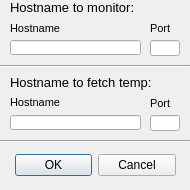
This is hostdialog.ui in friggob/qtTemp as Qt 5 draws it before an edit. The edited form follows.
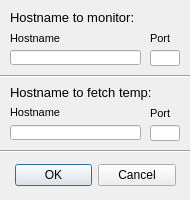
This is the edited form.

```diff
--- a/hostdialog.ui
+++ b/hostdialog.ui
@@ -7,7 +7,7 @@
     <x>0</x>
     <y>0</y>
     <width>190</width>
-    <height>190</height>
+    <height>200</height>
    </rect>
   </property>
   <property name="windowTitle">
@@ -20,7 +20,7 @@
    <property name="geometry">
     <rect>
      <x>15</x>
-     <y>150</y>
+     <y>160</y>
      <width>161</width>
      <height>31</height>
     </rect>
@@ -36,7 +36,7 @@
    <property name="geometry">
     <rect>
      <x>10</x>
-     <y>0</y>
+     <y>10</y>
      <width>171</width>
      <height>15</height>
     </rect>
@@ -54,7 +54,7 @@
    <property name="geometry">
     <rect>
      <x>10</x>
-     <y>75</y>
+     <y>85</y>
      <width>171</width>
      <height>15</height>
     </rect>
@@ -72,7 +72,7 @@
    <property name="geometry">
     <rect>
      <x>10</x>
-     <y>20</y>
+     <y>30</y>
      <width>71</width>
      <height>16</height>
     </rect>
@@ -90,7 +90,7 @@
    <property name="geometry">
     <rect>
      <x>10</x>
-     <y>40</y>
+     <y>50</y>
      <width>131</width>
      <height>15</height>
     </rect>
@@ -105,7 +105,7 @@
    <property name="geometry">
     <rect>
      <x>150</x>
-     <y>20</y>
+     <y>30</y>
      <width>31</width>
      <height>16</height>
     </rect>
@@ -123,7 +123,7 @@
    <property name="geometry">
     <rect>
      <x>150</x>
-     <y>40</y>
+     <y>50</y>
      <width>30</width>
      <height>16</height>
     </rect>
@@ -138,7 +138,7 @@
    <property name="geometry">
     <rect>
      <x>10</x>
-     <y>95</y>
+     <y>105</y>
      <width>71</width>
      <height>15</height>
     </rect>
@@ -156,7 +156,7 @@
    <property name="geometry">
     <rect>
      <x>10</x>
-     <y>115</y>
+     <y>125</y>
      <width>131</width>
      <height>15</height>
     </rect>
@@ -171,7 +171,7 @@
    <property name="geometry">
     <rect>
      <x>150</x>
-     <y>95</y>
+     <y>105</y>
      <width>31</width>
      <height>16</height>
     </rect>
@@ -189,7 +189,7 @@
    <property name="geometry">
     <rect>
      <x>150</x>
-     <y>115</y>
+     <y>125</y>
      <width>30</width>
      <height>16</height>
     </rect>
@@ -204,7 +204,7 @@
    <property name="geometry">
     <rect>
      <x>0</x>
-     <y>65</y>
+     <y>75</y>
      <width>190</width>
      <height>3</height>
     </rect>
@@ -217,7 +217,7 @@
    <property name="geometry">
     <rect>
      <x>0</x>
-     <y>140</y>
+     <y>150</y>
      <width>190</width>
      <height>3</height>
     </rect>
```
